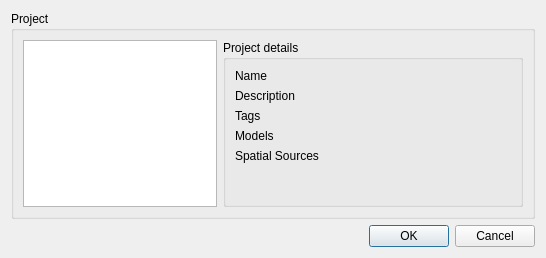
Before: the Qt Designer form BoundaryDelineationIts4landWindow.ui in its4land/qgis-boundary-delineation, drawn with Qt 5.
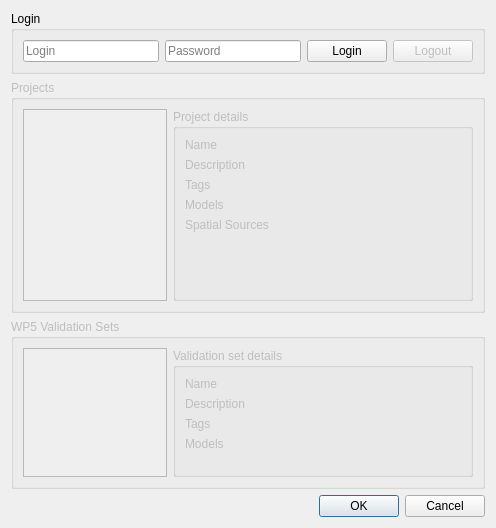
After: the same form once the commit is applied. Custom widgets are drawn as their Qt base class.

Commit message: Added dummy auth and login

```diff
--- a/BoundaryDelineationIts4landWindow.ui
+++ b/BoundaryDelineationIts4landWindow.ui
@@ -6,8 +6,8 @@
    <rect>
     <x>0</x>
     <y>0</y>
-    <width>546</width>
-    <height>258</height>
+    <width>496</width>
+    <height>528</height>
    </rect>
   </property>
   <property name="windowTitle">
@@ -15,7 +15,7 @@
   </property>
   <layout class="QVBoxLayout" name="verticalLayout">
    <item>
-    <widget class="QGroupBox" name="groupBox_2">
+    <widget class="QGroupBox" name="loginGroupBox">
      <property name="acceptDrops">
       <bool>false</bool>
      </property>
@@ -23,7 +23,221 @@
       <bool>false</bool>
      </property>
      <property name="title">
-      <string>Project</string>
+      <string>Login</string>
+     </property>
+     <property name="flat">
+      <bool>true</bool>
+     </property>
+     <property name="checkable">
+      <bool>false</bool>
+     </property>
+     <layout class="QHBoxLayout" name="horizontalLayout_2">
+      <item>
+       <widget class="QLineEdit" name="loginInput">
+        <property name="placeholderText">
+         <string>Login</string>
+        </property>
+       </widget>
+      </item>
+      <item>
+       <widget class="QgsPasswordLineEdit" name="passwordInput">
+        <property name="text">
+         <string/>
+        </property>
+        <property name="placeholderText">
+         <string>Password</string>
+        </property>
+       </widget>
+      </item>
+      <item>
+       <widget class="QPushButton" name="loginButton">
+        <property name="text">
+         <string>Login</string>
+        </property>
+       </widget>
+      </item>
+      <item>
+       <widget class="QPushButton" name="logoutButton">
+        <property name="enabled">
+         <bool>false</bool>
+        </property>
+        <property name="text">
+         <string>Logout</string>
+        </property>
+       </widget>
+      </item>
+     </layout>
+    </widget>
+   </item>
+   <item>
+    <widget class="QGroupBox" name="projectsGroupBox">
+     <property name="enabled">
+      <bool>false</bool>
+     </property>
+     <property name="acceptDrops">
+      <bool>false</bool>
+     </property>
+     <property name="autoFillBackground">
+      <bool>false</bool>
+     </property>
+     <property name="title">
+      <string>Projects</string>
+     </property>
+     <property name="flat">
+      <bool>true</bool>
+     </property>
+     <property name="checkable">
+      <bool>false</bool>
+     </property>
+     <layout class="QHBoxLayout" name="horizontalLayout_3">
+      <item>
+       <widget class="QListWidget" name="projectsListWidget_2">
+        <property name="minimumSize">
+         <size>
+          <width>0</width>
+          <height>100</height>
+         </size>
+        </property>
+       </widget>
+      </item>
+      <item>
+       <widget class="QGroupBox" name="projectDetailsGroupBox_2">
+        <property name="minimumSize">
+         <size>
+          <width>300</width>
+          <height>0</height>
+         </size>
+        </property>
+        <property name="maximumSize">
+         <size>
+          <width>300</width>
+          <height>16777215</height>
+         </size>
+        </property>
+        <property name="title">
+         <string>Project details</string>
+        </property>
+        <layout class="QGridLayout" name="gridLayout_2">
+         <item row="0" column="0">
+          <layout class="QFormLayout" name="formLayout_2">
+           <item row="1" column="0">
+            <widget class="QLabel" name="nameLabel_2">
+             <property name="text">
+              <string>Name</string>
+             </property>
+            </widget>
+           </item>
+           <item row="2" column="0">
+            <widget class="QLabel" name="descriptionLabel_2">
+             <property name="text">
+              <string>Description</string>
+             </property>
+            </widget>
+           </item>
+           <item row="3" column="0">
+            <widget class="QLabel" name="tagsLabel_2">
+             <property name="text">
+              <string>Tags</string>
+             </property>
+            </widget>
+           </item>
+           <item row="4" column="0">
+            <widget class="QLabel" name="modelsLabel_2">
+             <property name="text">
+              <string>Models</string>
+             </property>
+            </widget>
+           </item>
+           <item row="5" column="0">
+            <widget class="QLabel" name="spatialSourcesLabel_2">
+             <property name="text">
+              <string>Spatial Sources</string>
+             </property>
+             <property name="wordWrap">
+              <bool>true</bool>
+             </property>
+            </widget>
+           </item>
+           <item row="1" column="1">
+            <widget class="QLabel" name="nameValueLabel_2">
+             <property name="text">
+              <string/>
+             </property>
+             <property name="textFormat">
+              <enum>Qt::PlainText</enum>
+             </property>
+             <property name="wordWrap">
+              <bool>true</bool>
+             </property>
+            </widget>
+           </item>
+           <item row="2" column="1">
+            <widget class="QLabel" name="descriptionValueLabel_2">
+             <property name="text">
+              <string/>
+             </property>
+             <property name="textFormat">
+              <enum>Qt::PlainText</enum>
+             </property>
+             <property name="wordWrap">
+              <bool>true</bool>
+             </property>
+            </widget>
+           </item>
+           <item row="3" column="1">
+            <widget class="QLabel" name="tagsValueLabel_2">
+             <property name="text">
+              <string/>
+             </property>
+             <property name="textFormat">
+              <enum>Qt::PlainText</enum>
+             </property>
+             <property name="wordWrap">
+              <bool>true</bool>
+             </property>
+            </widget>
+           </item>
+           <item row="4" column="1">
+            <widget class="QLabel" name="modelsValueLabel_2">
+             <property name="text">
+              <string/>
+             </property>
+             <property name="textFormat">
+              <enum>Qt::PlainText</enum>
+             </property>
+            </widget>
+           </item>
+           <item row="5" column="1">
+            <widget class="QLabel" name="spatialSourcesValueLabel_2">
+             <property name="text">
+              <string/>
+             </property>
+             <property name="textFormat">
+              <enum>Qt::PlainText</enum>
+             </property>
+            </widget>
+           </item>
+          </layout>
+         </item>
+        </layout>
+       </widget>
+      </item>
+     </layout>
+    </widget>
+   </item>
+   <item>
+    <widget class="QGroupBox" name="validationSetsGroupBox">
+     <property name="enabled">
+      <bool>false</bool>
+     </property>
+     <property name="acceptDrops">
+      <bool>false</bool>
+     </property>
+     <property name="autoFillBackground">
+      <bool>false</bool>
+     </property>
+     <property name="title">
+      <string>WP5 Validation Sets</string>
      </property>
      <property name="flat">
       <bool>true</bool>
@@ -57,7 +271,7 @@
          </size>
         </property>
         <property name="title">
-         <string>Project details</string>
+         <string>Validation set details</string>
         </property>
         <layout class="QGridLayout" name="gridLayout">
          <item row="0" column="0">
@@ -69,37 +283,6 @@
              </property>
             </widget>
            </item>
-           <item row="2" column="0">
-            <widget class="QLabel" name="descriptionLabel">
-             <property name="text">
-              <string>Description</string>
-             </property>
-            </widget>
-           </item>
-           <item row="3" column="0">
-            <widget class="QLabel" name="tagsLabel">
-             <property name="text">
-              <string>Tags</string>
-             </property>
-            </widget>
-           </item>
-           <item row="4" column="0">
-            <widget class="QLabel" name="modelsLabel">
-             <property name="text">
-              <string>Models</string>
-             </property>
-            </widget>
-           </item>
-           <item row="5" column="0">
-            <widget class="QLabel" name="spatialSourcesLabel">
-             <property name="text">
-              <string>Spatial Sources</string>
-             </property>
-             <property name="wordWrap">
-              <bool>true</bool>
-             </property>
-            </widget>
-           </item>
            <item row="1" column="1">
             <widget class="QLabel" name="nameValueLabel">
              <property name="text">
@@ -113,6 +296,13 @@
              </property>
             </widget>
            </item>
+           <item row="2" column="0">
+            <widget class="QLabel" name="descriptionLabel">
+             <property name="text">
+              <string>Description</string>
+             </property>
+            </widget>
+           </item>
            <item row="2" column="1">
             <widget class="QLabel" name="descriptionValueLabel">
              <property name="text">
@@ -126,6 +316,13 @@
              </property>
             </widget>
            </item>
+           <item row="3" column="0">
+            <widget class="QLabel" name="tagsLabel">
+             <property name="text">
+              <string>Tags</string>
+             </property>
+            </widget>
+           </item>
            <item row="3" column="1">
             <widget class="QLabel" name="tagsValueLabel">
              <property name="text">
@@ -139,6 +336,13 @@
              </property>
             </widget>
            </item>
+           <item row="4" column="0">
+            <widget class="QLabel" name="modelsLabel">
+             <property name="text">
+              <string>Models</string>
+             </property>
+            </widget>
+           </item>
            <item row="4" column="1">
             <widget class="QLabel" name="modelsValueLabel">
              <property name="text">
@@ -149,16 +353,6 @@
              </property>
             </widget>
            </item>
-           <item row="5" column="1">
-            <widget class="QLabel" name="spatialSourcesValueLabel">
-             <property name="text">
-              <string/>
-             </property>
-             <property name="textFormat">
-              <enum>Qt::PlainText</enum>
-             </property>
-            </widget>
-           </item>
           </layout>
          </item>
         </layout>
@@ -169,6 +363,9 @@
    </item>
    <item>
     <widget class="QDialogButtonBox" name="buttonBox">
+     <property name="enabled">
+      <bool>true</bool>
+     </property>
      <property name="orientation">
       <enum>Qt::Horizontal</enum>
      </property>
@@ -179,6 +376,13 @@
    </item>
   </layout>
  </widget>
+ <customwidgets>
+  <customwidget>
+   <class>QgsPasswordLineEdit</class>
+   <extends>QLineEdit</extends>
+   <header>qgspasswordlineedit.h</header>
+  </customwidget>
+ </customwidgets>
  <resources/>
  <connections>
   <connection>
```
The commit also changes 3 other files.
